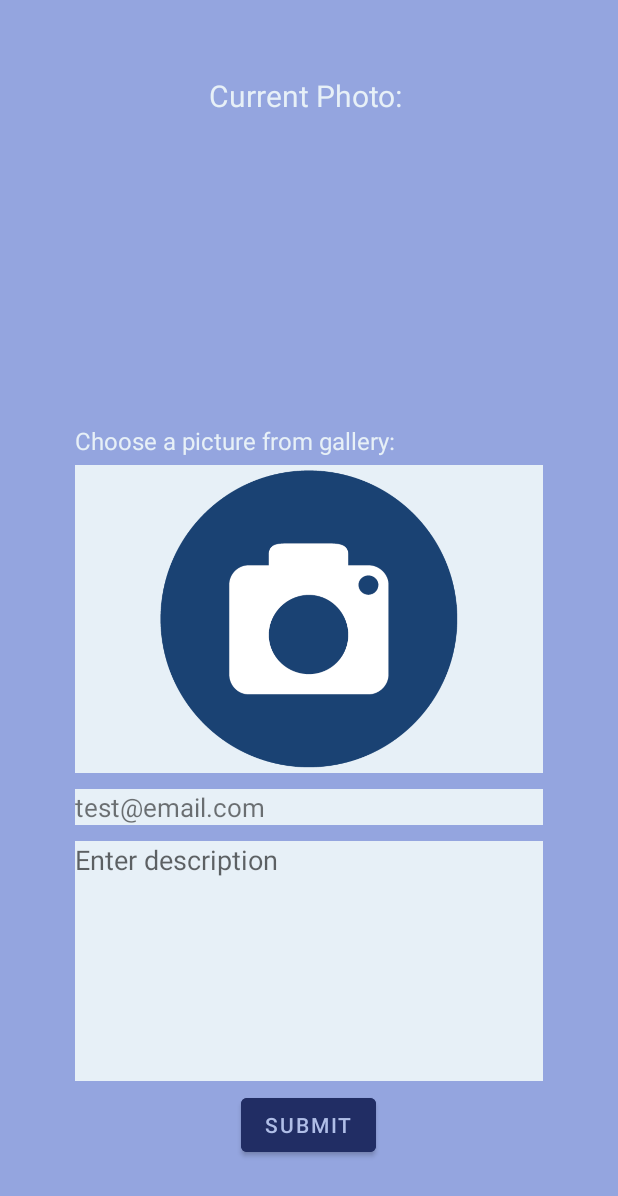
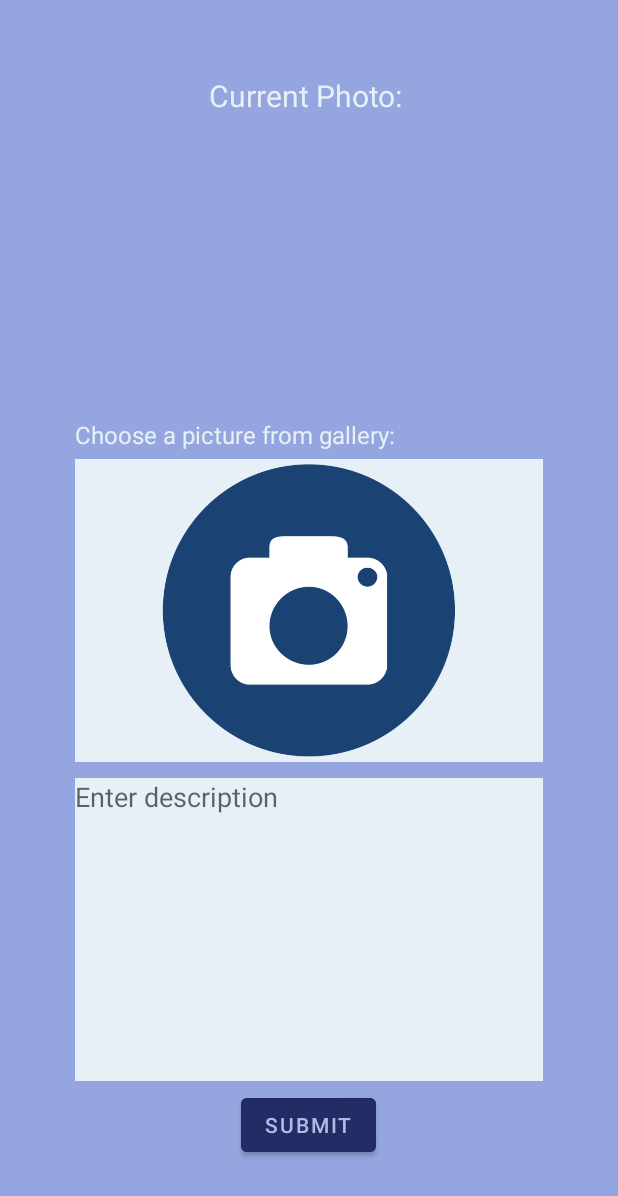
Before and after one commit to liranbr/Compus, an Android app: the ReportActivity screen opened directly, with no data from a screen before it, on a phone screen of 412 x 824 dp. Shown: the top 1196 px of the screen. Run offline under Robolectric (Android 15) with nearby library versions, the phone set to English and light mode, and no system bars; network calls fail; pictures from the network do not load; 1 statement that could not run was skipped.

Commit message:
Removed Email from Report

```diff
--- a/app/src/main/java/com/afeka/compus/ReportActivity.kt
+++ b/app/src/main/java/com/afeka/compus/ReportActivity.kt
@@ -27,7 +27,6 @@ class ReportActivity : AppCompatActivity() {
     private lateinit var wpId: String
     private lateinit var file: File
     private lateinit var newPhoto: ImageView
-    private lateinit var email: TextView
     private lateinit var description: EditText
     private lateinit var submit: Button
     private var direction: Int = 0
@@ -53,7 +52,6 @@ class ReportActivity : AppCompatActivity() {
 
     override fun onResume() {
         super.onResume()
-        email.text = "test@email.com" // TODO: Allow input with email regex
         setSubmitListener()
     }
 
@@ -61,7 +59,6 @@ class ReportActivity : AppCompatActivity() {
         currentPhoto = findViewById(R.id.report_menu_IMG_cur)
         newPhoto = findViewById(R.id.report_menu_IMG_new)
         submit = findViewById(R.id.report_menu_BTN_submit)
-        email = findViewById(R.id.report_menu_TV_email)
         description = findViewById(R.id.report_menu_ET_reason)
     }
 
@@ -69,7 +66,6 @@ class ReportActivity : AppCompatActivity() {
         val submitListener = View.OnClickListener {
             val rep = Report(
                 reportId = "", // server generates uuid when uploading
-                reporterEmail = email.text.toString(),
                 text = description.text.toString(),
                 wpId = wpId,
                 direction = direction,
@@ -84,7 +80,13 @@ class ReportActivity : AppCompatActivity() {
                 ).show()
                 return@OnClickListener
             }
-            MainActivity.sm.uploadReport(rep, file)
+            val result = MainActivity.sm.uploadReport(rep, file)
+            val text = if (result) "Report uploaded successfully" else "Error uploading report"
+            Toast.makeText(
+                this,
+                text,
+                Toast.LENGTH_SHORT
+            ).show()
             finish()
         }
         submit.setOnClickListener(submitListener)
--- a/app/src/main/java/com/afeka/compus/utility/ApiService.kt
+++ b/app/src/main/java/com/afeka/compus/utility/ApiService.kt
@@ -29,7 +29,6 @@ interface ApiService {
     @Multipart
     @POST("upload_report")
     fun uploadReport(
-        @Part("reporter_email") reporterEmail: String,
         @Part("description") description: String,
         @Part("wp_id") wpId: String,
         @Part("direction") direction: Int,
--- a/app/src/main/java/com/afeka/compus/utility/ServerManager.kt
+++ b/app/src/main/java/com/afeka/compus/utility/ServerManager.kt
@@ -79,7 +79,7 @@ class ServerManager {
         val imageRB = RequestBody.create(
             MediaType.parse("image/jpeg"), file)
         val image = MultipartBody.Part.createFormData("image", file.name, imageRB)
-        val response = service.uploadReport(report.getReporterEmail(), report.getText(),
+        val response = service.uploadReport(report.getText(),
             report.getWpId(), report.getDirection(), report.getSiteName(), image).execute()
         return response.isSuccessful
     }
@@ -104,7 +104,7 @@ class ServerManager {
             File("D:\\Folders\\Development\\Repositories\\Compus versions\\test.jpg")
         )
         val image = MultipartBody.Part.createFormData("image", "test.jpg", imageRB)
-        val call = service.uploadReport("tester@gmail.com", "description", "304", 0, "Afeka", image)
+        val call = service.uploadReport("description", "304", 0, "Afeka", image)
         println(call.request().url())
         val response = call.execute()
         println(if (response.isSuccessful) response.body()
--- a/app/src/main/res/layout/report_menu.xml
+++ b/app/src/main/res/layout/report_menu.xml
@@ -39,33 +39,17 @@
         android:layout_marginVertical="5dp"
         android:src="@drawable/camera" />
 
-    <LinearLayout
-        android:layout_width="match_parent"
-        android:layout_height="0dp"
-        android:layout_weight="1"
-        android:orientation="vertical">
-
-        <TextView
-            android:id="@+id/report_menu_TV_email"
-            android:layout_width="match_parent"
-            android:layout_height="wrap_content"
-            android:textSize="17dp"
-            android:background="@color/light"
-            android:layout_marginVertical="5dp"
-            android:hint="Email:"/>
-
     <EditText
         android:id="@+id/report_menu_ET_reason"
         android:layout_width="match_parent"
-            android:layout_height="match_parent"
+        android:layout_weight="1"
+        android:layout_height="0dp"
         android:background="@color/light"
         android:layout_marginVertical="5dp"
         android:hint="Enter description"
         android:imeOptions="actionDone"
         android:inputType="textCapSentences|textMultiLine"
         android:gravity="top" />
-
-    </LinearLayout>
 
     <com.google.android.material.button.MaterialButton
         android:id="@+id/report_menu_BTN_submit"
--- a/app/src/main/res/values/strings.xml
+++ b/app/src/main/res/values/strings.xml
@@ -3,7 +3,6 @@
     <string name="tab_text_1">Directions</string>
     <string name="tab_text_2">Look Around</string>
     <string name="title_activity_login">LoginActivity</string>
-    <string name="prompt_email">Email</string>
     <string name="prompt_password">Password</string>
     <string name="action_sign_in">Sign in or register</string>
     <string name="action_sign_in_short">Sign in</string>
```
Also changed, not shown: app/src/main/java/com/afeka/compus/objects/Report.kt (+2 -6 lines). Lines whose indentation alone changed are shown as unchanged.
